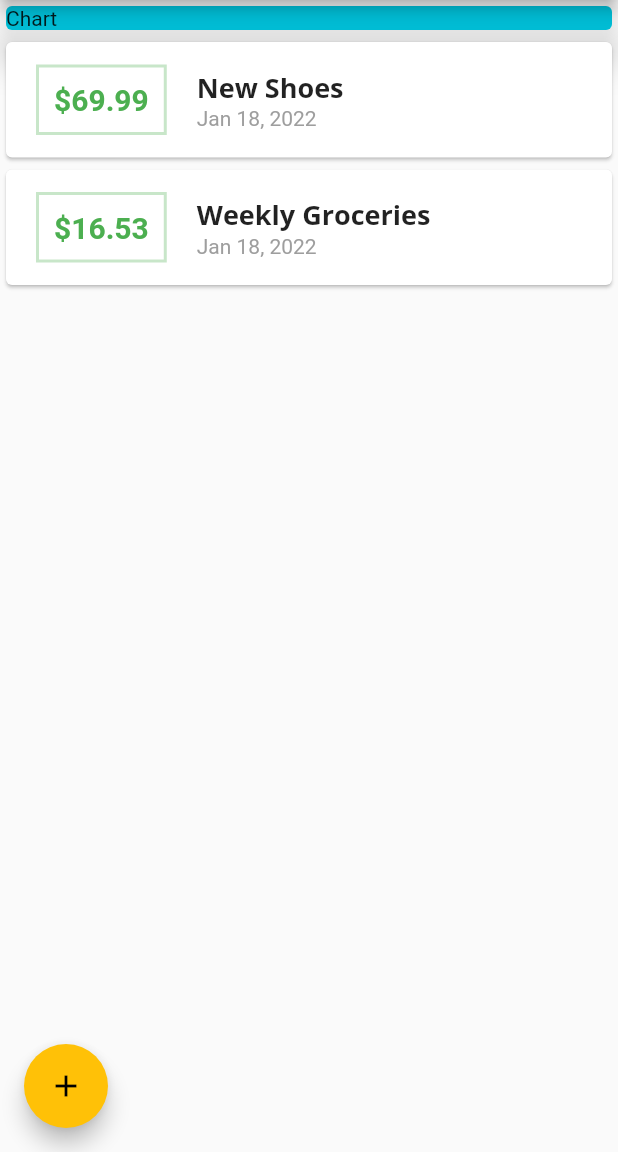
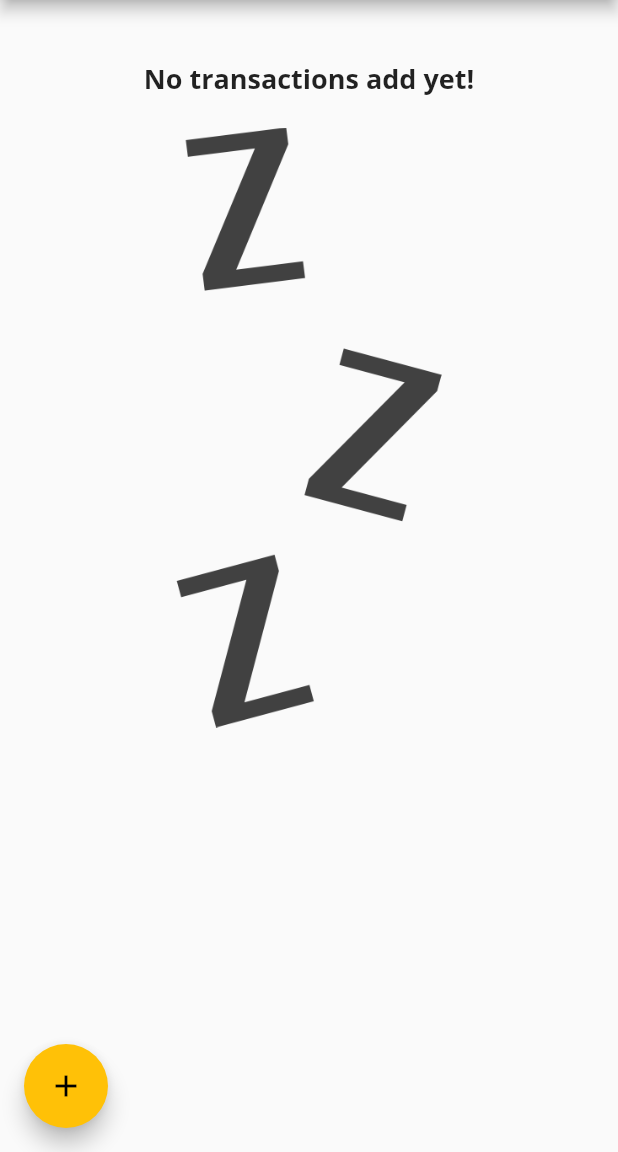
Before and after one commit to baidya07/Wallet_app, a Flutter app: the screen it shows after launch, on a phone screen of 412 x 824 dp, the part 84-1236 px from its top. Run offline on Flutter 3.47's test engine with Material 2 defaults, Android fonts, the phone set to English and light mode, and no system bars.

Commit message:
working on chart

```diff
--- a/lib/main.dart
+++ b/lib/main.dart
@@ -3,6 +3,7 @@ import 'package:flutter/material.dart';
 import 'package:wallet_app/widgets/new_transaction.dart';
 import 'models/transaction.dart';
 import 'widgets/transaction_list.dart';
+import './widgets/chart.dart';
 
 void main() {
   runApp(MyApp());
@@ -58,19 +59,29 @@ class _MyHomePageState extends State<MyHomePage> {
   // final amountController = TextEditingController();
 
   final List<Transaction> _userTransactions = [
-    Transaction(
-      id: 't1',
-      title: 'New Shoes',
-      amount: 69.99,
-      date: DateTime.now(),
-    ),
-    Transaction(
-      id: 't2',
-      title: 'Weekly Groceries',
-      amount: 16.53,
-      date: DateTime.now(),
-    ),
+    // Transaction(
+    //   id: 't1',
+    //   title: 'New Shoes',
+    //   amount: 69.99,
+    //   date: DateTime.now(),
+    // ),
+    // Transaction(
+    //   id: 't2',
+    //   title: 'Weekly Groceries',
+    //   amount: 16.53,
+    //   date: DateTime.now(),
+    // ),
   ];
+
+  List<Transaction> get _recentTransactions {
+    return _userTransactions.where((tx) {
+      return tx.date.isAfter(
+        DateTime.now().subtract(
+          Duration(days: 7),
+        ),
+      );
+    }).toList();
+  }
 
   void _addNewTransaction(String txTitle, double txAmount) {
     final newTx = Transaction(
@@ -118,14 +129,7 @@ class _MyHomePageState extends State<MyHomePage> {
           mainAxisAlignment: MainAxisAlignment.start,
           crossAxisAlignment: CrossAxisAlignment.stretch,
           children: [
-            Container(
-              width: double.infinity,
-              child: Card(
-                color: Colors.cyan,
-                child: Text('Chart'),
-                elevation: 10.0,
-              ),
-            ),
+            Chart(_recentTransactions),
             TransactionList(_userTransactions),
           ],
         ),
--- /dev/null
+++ b/lib/widgets/chart.dart
@@ -0,0 +1,45 @@
+import 'package:flutter/material.dart';
+import 'package:intl/intl.dart';
+import '../models/transaction.dart';
+
+class Chart extends StatelessWidget {
+  final List<Transaction> recentTransactions;
+
+  Chart(this.recentTransactions);
+
+  List<Map<String, Object>> get groupedTransactionValues {
+    return List.generate(7, (index) {
+      final weekDay = DateTime.now().subtract(
+        Duration(days: index),
+      );
+      double totalSum = 0.0;
+
+      for (var i = 0; i < recentTransactions.length; i++) {
+        if (recentTransactions[i].date.day == weekDay.day &&
+            recentTransactions[i].date.month == weekDay.month &&
+            recentTransactions[i].date.year == weekDay.year) {
+          totalSum += recentTransactions[i].amount;
+        }
+      }
+
+      return {
+        'day': DateFormat.E().format(weekDay),
+        'amount': totalSum,
+      };
+    });
+  }
+
+// Chart  const ({ Key? key }) : super(key: key);
+
+  @override
+  Widget build(BuildContext context) {
+    print(groupedTransactionValues);
+    return Card(
+      elevation: 6,
+      margin: EdgeInsets.all(20),
+      child: Row(
+        children: [],
+      ),
+    );
+  }
+}
--- a/lib/widgets/transaction_list.dart
+++ b/lib/widgets/transaction_list.dart
@@ -11,7 +11,25 @@ class TransactionList extends StatelessWidget {
   Widget build(BuildContext context) {
     return Container(
       height: 500,
-      child: ListView.builder(
+      child: transactions.isEmpty
+          ? Column(
+              children: [
+                Text(
+                  'No transactions add yet!',
+                  style: Theme.of(context).textTheme.title,
+                ),
+                SizedBox(
+                  height: 20,
+                ),
+                Container(
+                    height: 400,
+                    child: Image.asset(
+                      'assets/images/waiting.png',
+                      fit: BoxFit.cover,
+                    )),
+              ],
+            )
+          : ListView.builder(
               itemBuilder: (ctx, index) {
                 return Card(
                   child: Row(
--- a/pubspec.yaml
+++ b/pubspec.yaml
@@ -46,9 +46,9 @@ flutter:
   uses-material-design: true
 
   # To add assets to your application, add an assets section, like this:
-  # assets:
-  #   - images/a_dot_burr.jpeg
-  #   - images/a_dot_ham.jpeg
+  assets:
+    - assets/images/waiting.png
+
 
   # An image asset can refer to one or more resolution-specific "variants", see
   # https://flutter.dev/assets-and-images/#resolution-aware.
```
Also changed, not shown: assets/images/waiting.png (added). Lines whose indentation alone changed are shown as unchanged.
